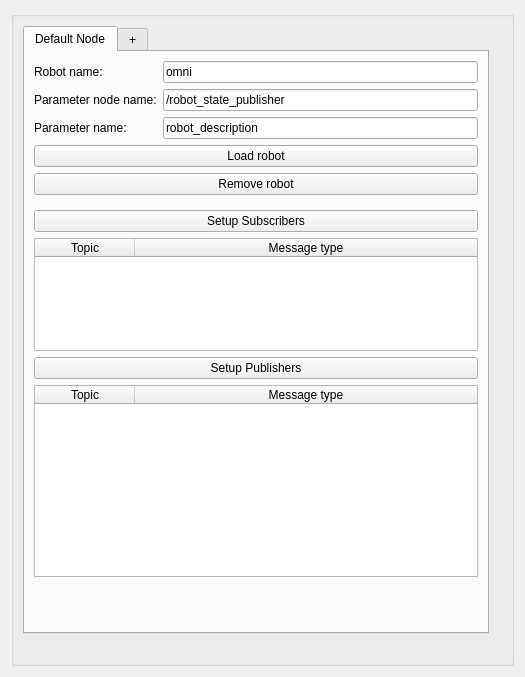
Before: the Qt Designer form Resources/UI/qSlicerROS2ModuleWidget.ui in rosmed/slicer_ros2_module, drawn with Qt 5.
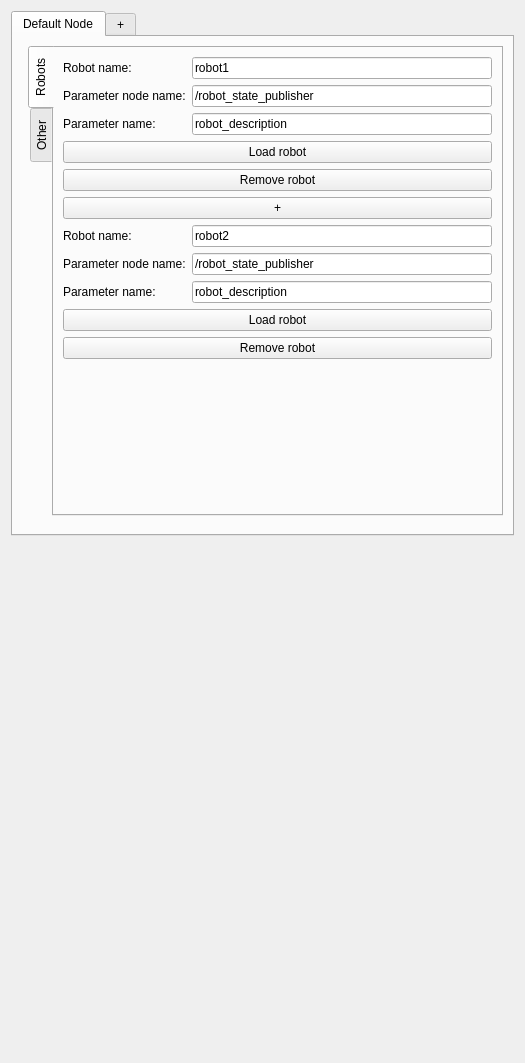
After: the same form once the commit is applied. Custom widgets are drawn as their Qt base class.

Commit message: Re #60: Added tab for multiple ROS2 node nodes. Added "Remove robot" functionality and widget support for loading 2 at a time.

The edit to the form file:
```diff
--- a/Resources/UI/qSlicerROS2ModuleWidget.ui
+++ b/Resources/UI/qSlicerROS2ModuleWidget.ui
@@ -7,7 +7,7 @@
     <x>0</x>
     <y>0</y>
     <width>525</width>
-    <height>677</height>
+    <height>1063</height>
    </rect>
   </property>
   <property name="windowTitle">
@@ -15,19 +15,6 @@
   </property>
   <layout class="QVBoxLayout" name="verticalLayout">
    <item>
-    <widget class="QGroupBox" name="groupBox">
-     <property name="title">
-      <string/>
-     </property>
-     <layout class="QGridLayout" name="gridLayout">
-      <item row="3" column="0">
-       <widget class="QLabel" name="topicLabel">
-        <property name="text">
-         <string/>
-        </property>
-       </widget>
-      </item>
-      <item row="0" column="0">
        <widget class="QTabWidget" name="tabWidget">
         <property name="currentIndex">
          <number>0</number>
@@ -37,6 +24,40 @@
           <string>Default Node</string>
          </attribute>
          <layout class="QFormLayout" name="formLayout">
+       <item row="14" column="0">
+        <widget class="Line" name="line">
+         <property name="orientation">
+          <enum>Qt::Horizontal</enum>
+         </property>
+        </widget>
+       </item>
+       <item row="2" column="1">
+        <widget class="QTabWidget" name="tabWidget_2">
+         <property name="tabPosition">
+          <enum>QTabWidget::West</enum>
+         </property>
+         <property name="currentIndex">
+          <number>0</number>
+         </property>
+         <widget class="QWidget" name="tab_3">
+          <attribute name="title">
+           <string>Robots</string>
+          </attribute>
+          <layout class="QFormLayout" name="formLayout_2">
+           <item row="0" column="0">
+            <widget class="QLabel" name="label_3">
+             <property name="text">
+              <string>Robot name:</string>
+             </property>
+            </widget>
+           </item>
+           <item row="0" column="1">
+            <widget class="QLineEdit" name="robotNameLineEdit">
+             <property name="text">
+              <string>robot1</string>
+             </property>
+            </widget>
+           </item>
           <item row="1" column="0">
            <widget class="QLabel" name="label">
             <property name="text">
@@ -73,20 +94,90 @@
            </widget>
           </item>
           <item row="4" column="0" colspan="2">
-           <widget class="QPushButton" name="pushButton_2">
+            <widget class="QPushButton" name="removeRobotButton">
             <property name="text">
              <string>Remove robot</string>
             </property>
            </widget>
           </item>
-          <item row="6" column="0" colspan="2">
+           <item row="5" column="0" colspan="2">
+            <widget class="QPushButton" name="addRobotButton">
+             <property name="text">
+              <string>+</string>
+             </property>
+            </widget>
+           </item>
+           <item row="6" column="0">
+            <widget class="QLabel" name="robot2NameLabel">
+             <property name="text">
+              <string>Robot name:</string>
+             </property>
+            </widget>
+           </item>
+           <item row="6" column="1">
+            <widget class="QLineEdit" name="robot2NameLineEdit">
+             <property name="text">
+              <string>robot2</string>
+             </property>
+            </widget>
+           </item>
+           <item row="7" column="0">
+            <widget class="QLabel" name="parameterNode2Label">
+             <property name="text">
+              <string>Parameter node name:</string>
+             </property>
+            </widget>
+           </item>
+           <item row="7" column="1">
+            <widget class="QLineEdit" name="parameterNode2NameLineEdit">
+             <property name="text">
+              <string>/robot_state_publisher</string>
+             </property>
+            </widget>
+           </item>
+           <item row="8" column="0">
+            <widget class="QLabel" name="parameter2Label">
+             <property name="text">
+              <string>Parameter name:</string>
+             </property>
+            </widget>
+           </item>
+           <item row="8" column="1">
+            <widget class="QLineEdit" name="parameter2LineEdit">
+             <property name="text">
+              <string>robot_description</string>
+             </property>
+            </widget>
+           </item>
+           <item row="9" column="0" colspan="2">
+            <widget class="QPushButton" name="loadRobot2Button">
+             <property name="text">
+              <string>Load robot</string>
+             </property>
+            </widget>
+           </item>
+           <item row="10" column="0" colspan="2">
+            <widget class="QPushButton" name="removeRobot2Button">
+             <property name="text">
+              <string>Remove robot</string>
+             </property>
+            </widget>
+           </item>
+          </layout>
+         </widget>
+         <widget class="QWidget" name="tab_4">
+          <attribute name="title">
+           <string>Other</string>
+          </attribute>
+          <layout class="QVBoxLayout" name="verticalLayout_2">
+           <item>
            <widget class="QPushButton" name="setSubscribersButton">
             <property name="text">
              <string>Setup Subscribers</string>
             </property>
            </widget>
           </item>
-          <item row="7" column="0" colspan="2">
+           <item>
            <widget class="QTableWidget" name="rosSubscriberTableWidget">
             <property name="sizePolicy">
              <sizepolicy hsizetype="Expanding" vsizetype="Expanding">
@@ -118,21 +209,14 @@
             </column>
            </widget>
           </item>
-          <item row="5" column="0">
-           <widget class="Line" name="line">
-            <property name="orientation">
-             <enum>Qt::Horizontal</enum>
-            </property>
-           </widget>
-          </item>
-          <item row="8" column="0" colspan="2">
+           <item>
            <widget class="QPushButton" name="setPublishersButton">
             <property name="text">
              <string>Setup Publishers</string>
             </property>
            </widget>
           </item>
-          <item row="9" column="0" colspan="2">
+           <item>
            <widget class="QTableWidget" name="rosPublisherTableWidget">
             <property name="sizePolicy">
              <sizepolicy hsizetype="Expanding" vsizetype="Expanding">
@@ -155,31 +239,8 @@
             </column>
            </widget>
           </item>
-          <item row="10" column="0" colspan="2">
-           <spacer name="verticalSpacer_3">
-            <property name="orientation">
-             <enum>Qt::Vertical</enum>
-            </property>
-            <property name="sizeHint" stdset="0">
-             <size>
-              <width>20</width>
-              <height>40</height>
-             </size>
-            </property>
-           </spacer>
-          </item>
-          <item row="0" column="0">
-           <widget class="QLabel" name="label_3">
-            <property name="text">
-             <string>Robot name:</string>
-            </property>
-           </widget>
-          </item>
-          <item row="0" column="1">
-           <widget class="QLineEdit" name="robotNameLineEdit">
-            <property name="text">
-             <string>omni</string>
-            </property>
+          </layout>
+         </widget>
            </widget>
           </item>
          </layout>
@@ -188,17 +249,16 @@
          <attribute name="title">
           <string>+</string>
          </attribute>
-        </widget>
-       </widget>
-      </item>
-      <item row="0" column="1">
-       <widget class="QLabel" name="descriptionWidgetArea">
+      <layout class="QFormLayout" name="formLayout_3">
+       <item row="0" column="0">
+        <widget class="QLabel" name="label_4">
         <property name="text">
-         <string/>
+          <string>Multiple nodes are not fully supported at this time.</string>
         </property>
        </widget>
       </item>
      </layout>
+     </widget>
     </widget>
    </item>
    <item>
```
Lines whose indentation alone changed are shown as unchanged. The commit also changes 6 other files.
